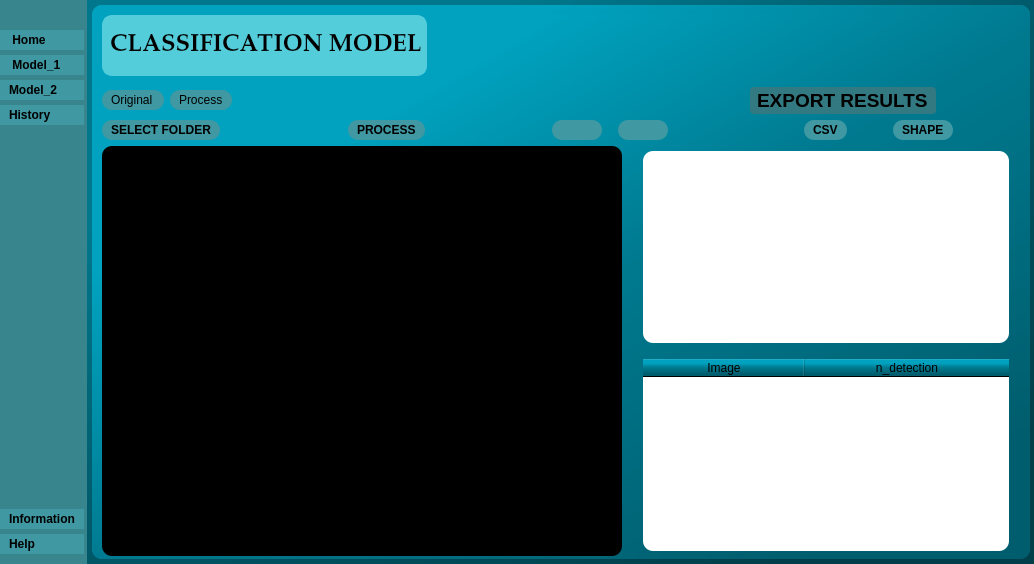
Qt form Main_GUI.ui (AlexEspinosa98/Guide_dis) before a commit.
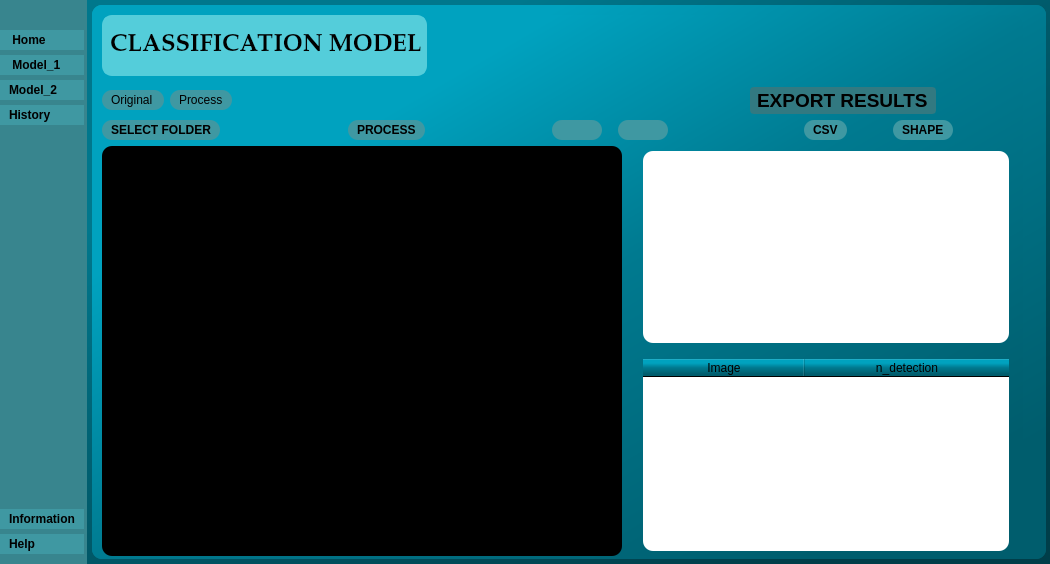
The same form after that commit. The open tabs and pages were chosen to show the change. Icons and pictures are not drawn.

```diff
--- a/Main_GUI.ui
+++ b/Main_GUI.ui
@@ -6,7 +6,7 @@
    <rect>
     <x>0</x>
     <y>0</y>
-    <width>1034</width>
+    <width>1050</width>
     <height>564</height>
    </rect>
   </property>
```
Left out of the diff: 2 changed lines with no effect on the pictures.
